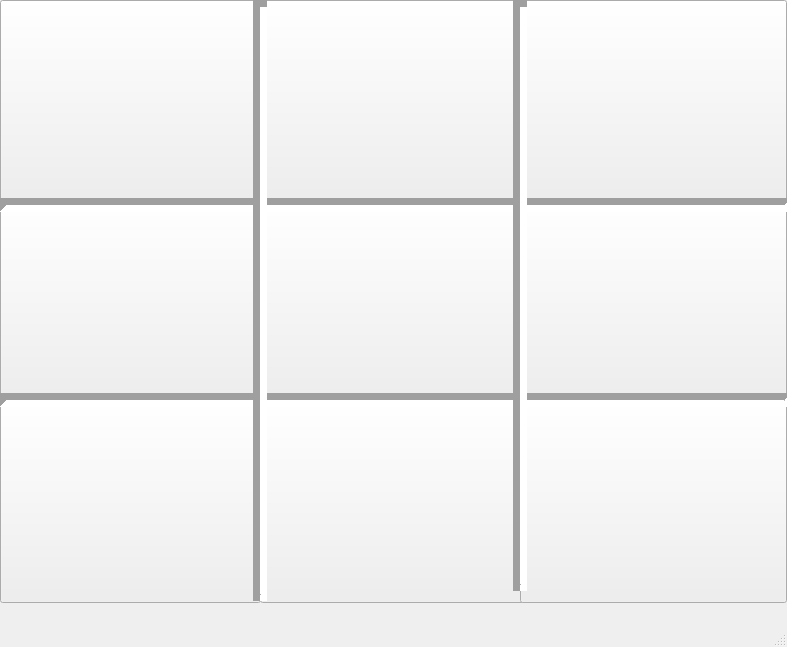
Old version of the form TicTacToe/mainwindow.ui in the repository Daryl1605/TicTacToeMoutouboulou.
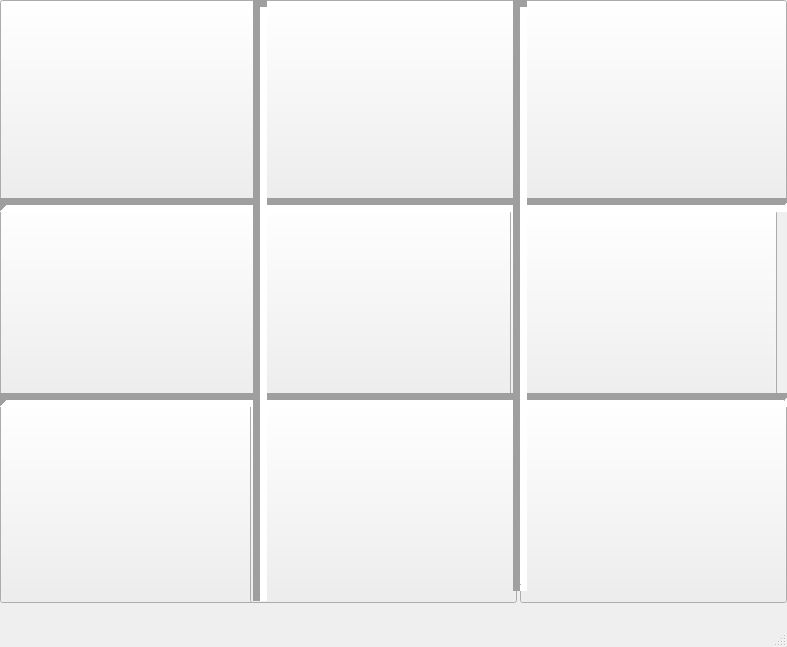
New version of the form.

Diff of the .ui file:
```diff
--- a/TicTacToe/mainwindow.ui
+++ b/TicTacToe/mainwindow.ui
@@ -76,6 +76,12 @@
       <height>203</height>
      </rect>
     </property>
+    <property name="font">
+     <font>
+      <pointsize>100</pointsize>
+      <bold>true</bold>
+     </font>
+    </property>
     <property name="text">
      <string/>
     </property>
@@ -83,12 +89,18 @@
    <widget class="QPushButton" name="Case_2_3">
     <property name="geometry">
      <rect>
-      <x>520</x>
-      <y>200</y>
+      <x>510</x>
+      <y>210</y>
       <width>267</width>
       <height>203</height>
      </rect>
     </property>
+    <property name="font">
+     <font>
+      <pointsize>100</pointsize>
+      <bold>true</bold>
+     </font>
+    </property>
     <property name="text">
      <string/>
     </property>
@@ -102,6 +114,12 @@
       <height>203</height>
      </rect>
     </property>
+    <property name="font">
+     <font>
+      <pointsize>100</pointsize>
+      <bold>true</bold>
+     </font>
+    </property>
     <property name="text">
      <string/>
     </property>
@@ -109,12 +127,18 @@
    <widget class="QPushButton" name="Case_3_2">
     <property name="geometry">
      <rect>
-      <x>260</x>
+      <x>250</x>
       <y>400</y>
       <width>267</width>
       <height>203</height>
      </rect>
     </property>
+    <property name="font">
+     <font>
+      <pointsize>100</pointsize>
+      <bold>true</bold>
+     </font>
+    </property>
     <property name="text">
      <string/>
     </property>
@@ -128,6 +152,12 @@
       <height>203</height>
      </rect>
     </property>
+    <property name="font">
+     <font>
+      <pointsize>100</pointsize>
+      <bold>true</bold>
+     </font>
+    </property>
     <property name="text">
      <string/>
     </property>
```
Left out of the diff: 27 changed lines with no effect on the pictures.
